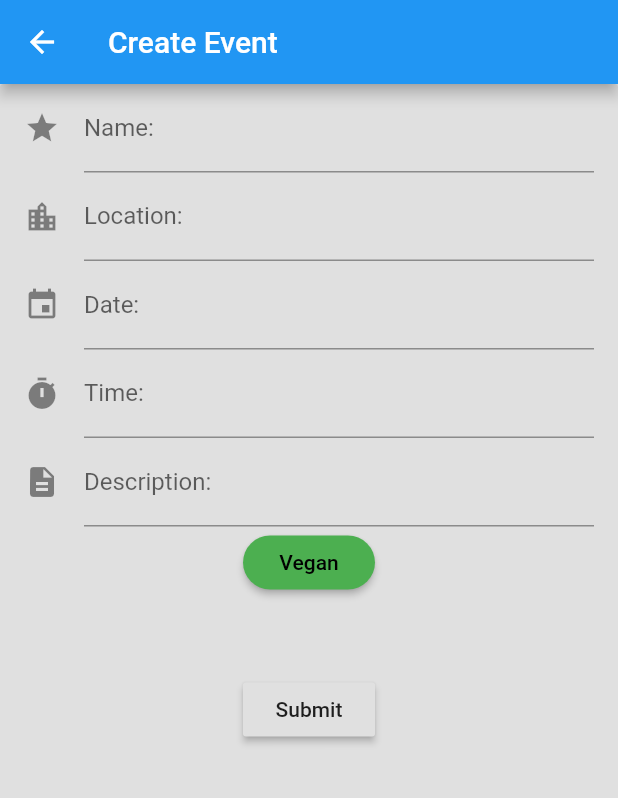
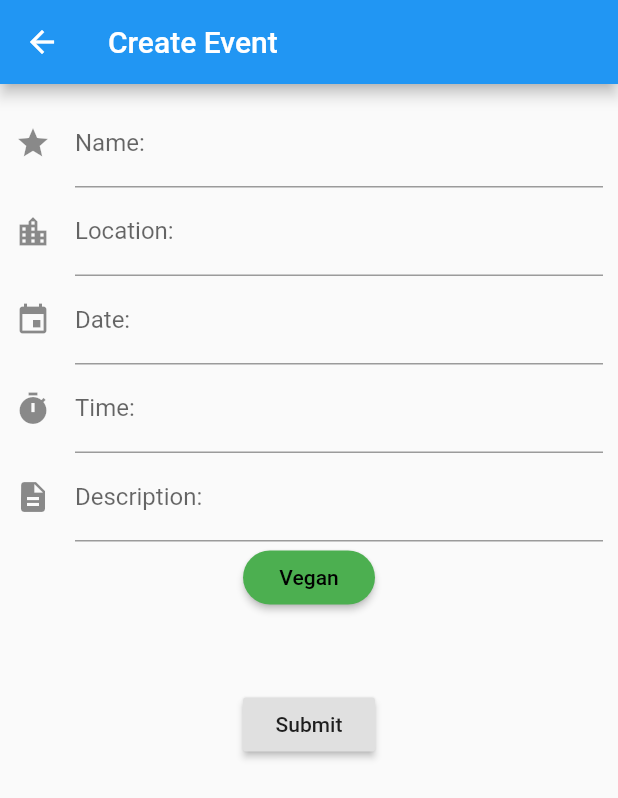
Before and after one commit to mattrossman/free-food-finders, a Flutter app: the AddEvent screen opened directly, on a phone screen of 412 x 824 dp. Shown: the top 798 px of the screen. Run offline on Flutter 3.47's test engine with Material 2 defaults, Android fonts, the light colour scheme and no system bars; network calls fail.

Commit message:
Remove background button, resolve pixel overflow

```diff
--- a/lib/main.dart
+++ b/lib/main.dart
@@ -116,6 +116,8 @@ class MyCustomFormState extends State<MyCustomForm> {
     // Build a Form widget using the _formKey created above.
     return Form(
       key: _formKey,
+      child: SingleChildScrollView(
+        padding: EdgeInsets.all(10.0),
         child: Column(
           crossAxisAlignment: CrossAxisAlignment.center,
           children: <Widget>[
@@ -205,6 +207,7 @@ class MyCustomFormState extends State<MyCustomForm> {
             ),
           ],
         ),
+      ),
     );
   }
 }
@@ -215,14 +218,7 @@ class AddEvent extends StatelessWidget {
       appBar: AppBar(
         title: Text('Create Event'),
       ),
-      body: Center(
-        child: RaisedButton(
-          onPressed: () {
-            Navigator.pop(context);
-          },
-          child: MyCustomForm(),
-        ),
-      )
+      body: MyCustomForm(),
     );
   }
 
```
Lines whose indentation alone changed are shown as unchanged.
